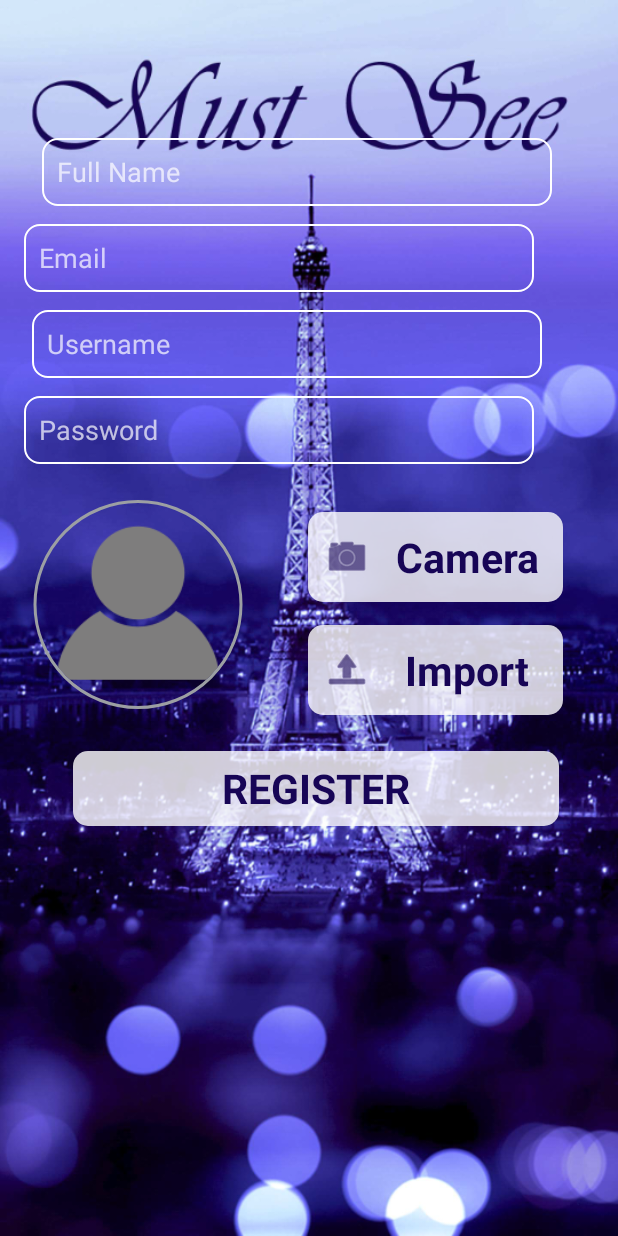
After one commit to ivanamili/MustSee, an Android app: the RegisterActivity screen opened directly, with no data from a screen before it, on a phone screen of 412 x 824 dp. The commit adds this screen. Run offline under Robolectric (Android 15) with nearby library versions, the phone set to English and light mode, and no system bars; our stand-ins replace CircleImageView.

Commit message:
Dizajn Register strane

```diff
--- a/app/build.gradle
+++ b/app/build.gradle
@@ -22,6 +22,7 @@ dependencies {
     implementation fileTree(dir: 'libs', include: ['*.jar'])
     implementation 'com.android.support:appcompat-v7:27.1.1'
     implementation 'com.android.support.constraint:constraint-layout:1.1.2'
+    implementation 'de.hdodenhof:circleimageview:2.2.0'
     testImplementation 'junit:junit:4.12'
     androidTestImplementation 'com.android.support.test:runner:1.0.2'
     androidTestImplementation 'com.android.support.test.espresso:espresso-core:3.0.2'
--- a/app/src/main/AndroidManifest.xml
+++ b/app/src/main/AndroidManifest.xml
@@ -9,16 +9,23 @@
         android:roundIcon="@mipmap/ic_launcher_round"
         android:supportsRtl="true"
         android:theme="@style/AppTheme">
-        <activity android:name=".MainActivity"
-            android:theme="@style/Theme.AppCompat.NoActionBar"
+        <activity
+            android:name=".MainActivity"
             android:configChanges="orientation"
-            android:screenOrientation="portrait">
+            android:screenOrientation="portrait"
+            android:theme="@style/Theme.AppCompat.NoActionBar">
             <intent-filter>
                 <action android:name="android.intent.action.MAIN" />
 
                 <category android:name="android.intent.category.LAUNCHER" />
             </intent-filter>
         </activity>
+        <activity android:name=".RegisterActivity"
+            android:configChanges="orientation"
+            android:screenOrientation="portrait"
+            android:theme="@style/Theme.AppCompat.NoActionBar">
+
+        </activity>
     </application>
 
 </manifest>
--- a/app/src/main/java/mosis/ivana/mustsee/MainActivity.java
+++ b/app/src/main/java/mosis/ivana/mustsee/MainActivity.java
@@ -1,7 +1,10 @@
 package mosis.ivana.mustsee;
 
+import android.content.Intent;
 import android.support.v7.app.AppCompatActivity;
 import android.os.Bundle;
+import android.view.View;
+import android.widget.Button;
 
 public class MainActivity extends AppCompatActivity {
 
@@ -9,5 +12,15 @@ public class MainActivity extends AppCompatActivity {
     protected void onCreate(Bundle savedInstanceState) {
         super.onCreate(savedInstanceState);
         setContentView(R.layout.activity_main);
+
+        Button btnRegister= (Button) findViewById(R.id.loginScreenRegisterButton);
+        btnRegister.setOnClickListener(new View.OnClickListener() {
+            @Override
+            public void onClick(View v) {
+                Intent i= new Intent(MainActivity.this,RegisterActivity.class);
+                startActivity(i);
+
+            }
+        });
     }
 }
--- /dev/null
+++ b/app/src/main/java/mosis/ivana/mustsee/RegisterActivity.java
@@ -0,0 +1,13 @@
+package mosis.ivana.mustsee;
+
+import android.support.v7.app.AppCompatActivity;
+import android.os.Bundle;
+
+public class RegisterActivity extends AppCompatActivity {
+
+    @Override
+    protected void onCreate(Bundle savedInstanceState) {
+        super.onCreate(savedInstanceState);
+        setContentView(R.layout.activity_register);
+    }
+}
--- /dev/null
+++ b/app/src/main/res/layout/activity_register.xml
@@ -0,0 +1,129 @@
+<?xml version="1.0" encoding="utf-8"?>
+<android.support.constraint.ConstraintLayout xmlns:android="http://schemas.android.com/apk/res/android"
+    xmlns:app="http://schemas.android.com/apk/res-auto"
+    xmlns:tools="http://schemas.android.com/tools"
+    android:layout_width="match_parent"
+    android:layout_height="match_parent"
+    android:background="@drawable/login_background"
+    tools:context=".RegisterActivity">
+
+    <EditText
+        android:id="@+id/registerInsertName"
+        style="@style/TransparentEditText"
+        android:layout_width="340dp"
+        android:layout_height="45dp"
+        android:layout_marginLeft="16dp"
+        android:layout_marginStart="16dp"
+        android:layout_marginTop="92dp"
+        android:ems="10"
+        android:hint="@string/insert_name"
+        android:inputType="textPersonName"
+        app:layout_constraintEnd_toEndOf="parent"
+        app:layout_constraintHorizontal_bias="0.214"
+        app:layout_constraintStart_toStartOf="parent"
+        app:layout_constraintTop_toTopOf="parent" />
+
+    <EditText
+        android:id="@+id/registerInsertEmail"
+        style="@style/TransparentEditText"
+        android:layout_width="340dp"
+        android:layout_height="45dp"
+        android:layout_marginLeft="16dp"
+        android:layout_marginTop="12dp"
+        android:ems="10"
+        android:hint="@string/email"
+        android:inputType="textPersonName"
+        app:layout_constraintEnd_toEndOf="parent"
+        app:layout_constraintHorizontal_bias="0.0"
+        app:layout_constraintStart_toStartOf="parent"
+        app:layout_constraintTop_toBottomOf="@+id/registerInsertName" />
+
+    <EditText
+        android:id="@+id/registerInsertUsername"
+        style="@style/TransparentEditText"
+        android:layout_width="340dp"
+        android:layout_height="45dp"
+        android:layout_marginLeft="16dp"
+        android:layout_marginTop="12dp"
+        android:ems="10"
+        android:hint="@string/username"
+        android:inputType="textPersonName"
+        app:layout_constraintEnd_toEndOf="parent"
+        app:layout_constraintHorizontal_bias="0.09"
+        app:layout_constraintStart_toStartOf="parent"
+        app:layout_constraintTop_toBottomOf="@+id/registerInsertEmail" />
+
+    <EditText
+        android:id="@+id/registerInsertPassword"
+        style="@style/TransparentEditText"
+        android:layout_width="340dp"
+        android:layout_height="45dp"
+        android:layout_marginLeft="16dp"
+        android:layout_marginTop="12dp"
+        android:ems="10"
+        android:hint="@string/password"
+        android:inputType="textPassword"
+        app:layout_constraintEnd_toEndOf="parent"
+        app:layout_constraintHorizontal_bias="0.0"
+        app:layout_constraintStart_toStartOf="parent"
+        app:layout_constraintTop_toBottomOf="@+id/registerInsertUsername" />
+
+    <de.hdodenhof.circleimageview.CircleImageView xmlns:app="http://schemas.android.com/apk/res-auto"
+        android:id="@+id/profilePhoto"
+        android:layout_width="152dp"
+        android:layout_height="139dp"
+        android:layout_marginLeft="16dp"
+        android:layout_marginStart="16dp"
+        android:layout_marginTop="24dp"
+        android:src="@drawable/default_user_profile_image"
+        app:civ_border_color="#9c9fa3"
+        app:civ_border_width="2dp"
+        app:layout_constraintStart_toStartOf="parent"
+        app:layout_constraintTop_toBottomOf="@+id/registerInsertPassword" />
+
+    <Button
+        android:id="@+id/btnInsertCamera"
+        style="@style/WhiteButtonLittleTransparent"
+        android:layout_width="170dp"
+        android:layout_height="60dp"
+        android:layout_marginTop="8dp"
+        android:drawableLeft="@android:drawable/ic_menu_camera"
+        android:drawableStart="@android:drawable/ic_menu_camera"
+        android:drawableTint="#170556"
+        android:paddingLeft="10dp"
+        android:text="@string/camera"
+        app:layout_constraintEnd_toEndOf="parent"
+        app:layout_constraintHorizontal_bias="0.5"
+        app:layout_constraintStart_toEndOf="@+id/profilePhoto"
+        app:layout_constraintTop_toTopOf="@+id/profilePhoto" />
+
+    <Button
+        android:id="@+id/btnInsertUpload"
+        style="@style/WhiteButtonLittleTransparent"
+        android:layout_width="170dp"
+        android:layout_height="60dp"
+        android:layout_marginTop="19dp"
+        android:drawableLeft="@android:drawable/ic_menu_upload"
+        android:drawableStart="@android:drawable/ic_menu_upload"
+        android:drawableTint="#170556"
+        android:paddingLeft="10dp"
+        android:text="@string/uploadPic"
+        app:layout_constraintBottom_toBottomOf="@+id/profilePhoto"
+        app:layout_constraintEnd_toEndOf="parent"
+        app:layout_constraintHorizontal_bias="0.5"
+        app:layout_constraintStart_toEndOf="@+id/profilePhoto"
+        app:layout_constraintTop_toBottomOf="@+id/btnInsertCamera" />
+
+    <Button
+        android:id="@+id/button3"
+        style="@style/WhiteButtonLittleTransparent"
+        android:layout_width="324dp"
+        android:layout_height="50dp"
+        android:layout_marginTop="28dp"
+        android:text="@string/register"
+        app:layout_constraintEnd_toEndOf="parent"
+        app:layout_constraintHorizontal_bias="0.555"
+        app:layout_constraintStart_toStartOf="parent"
+        app:layout_constraintTop_toBottomOf="@+id/profilePhoto" />
+
+</android.support.constraint.ConstraintLayout>
--- a/app/src/main/res/values/strings.xml
+++ b/app/src/main/res/values/strings.xml
@@ -5,4 +5,8 @@
     <string name="signin">SIGN IN</string>
     <string name="register">REGISTER</string>
     <string name="registerLabel">Don\'t have an account?</string>
+    <string name="insert_name">Full Name</string>
+    <string name="email">Email</string>
+    <string name="camera">Camera</string>
+    <string name="uploadPic">Import</string>
 </resources>
```
Also changed, not shown: app/src/main/res/drawable-hdpi/default_user_profile_image.png (added), app/src/main/res/drawable-ldpi/default_user_profile_image.png (added), app/src/main/res/drawable-mdpi/default_user_profile_image.png (added), app/src/main/res/drawable-xhdpi/default_user_profile_image.png (added), app/src/main/res/drawable-xxhdpi/default_user_profile_image.png (added), app/src/main/res/drawable-xxxhdpi/default_user_profile_image.png (added).
